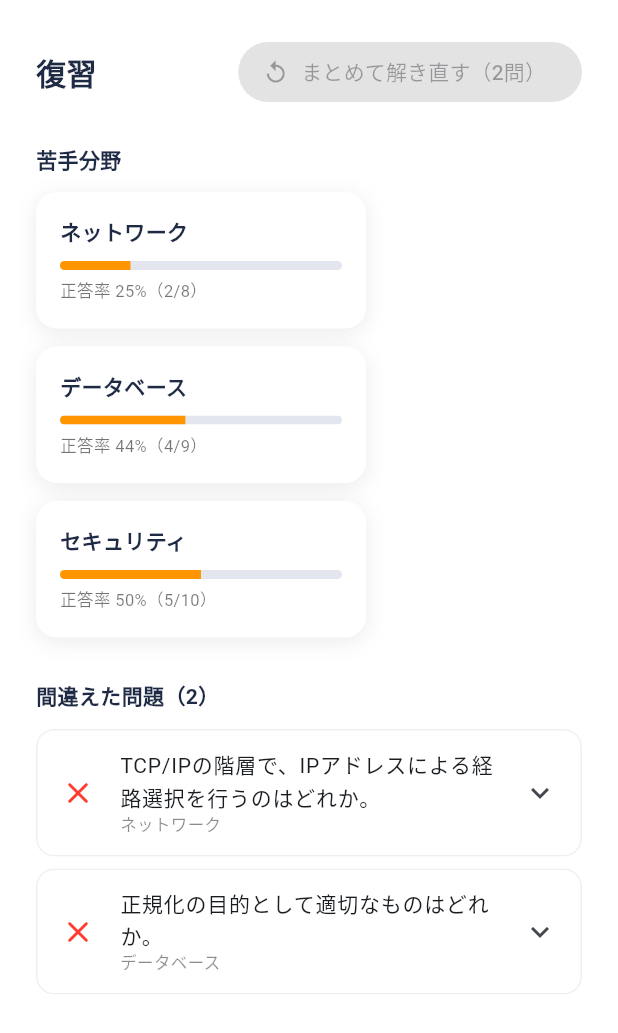
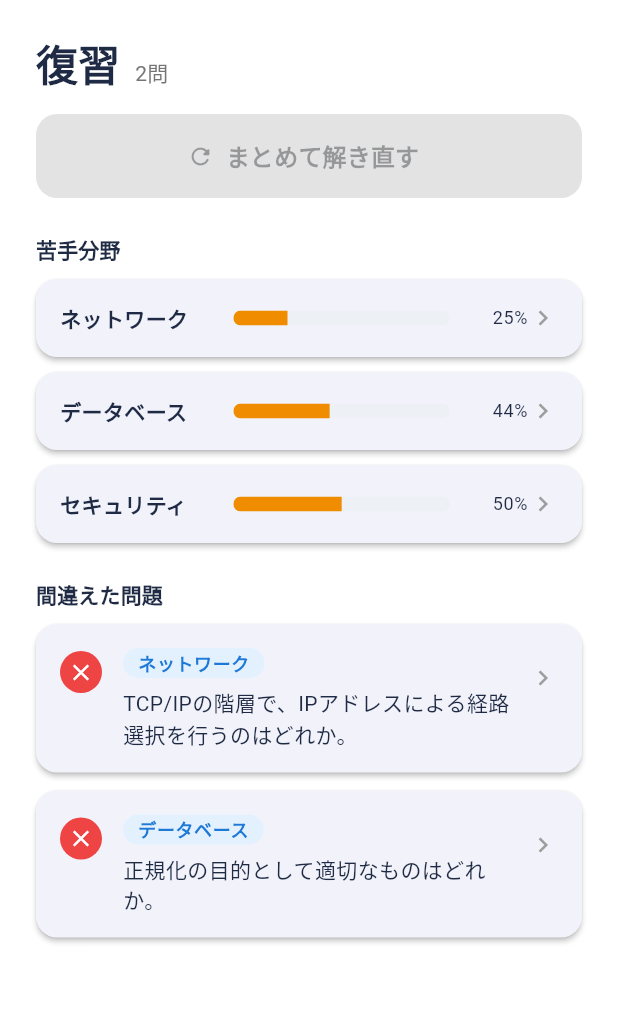
Before and after one commit to tensey3/manapass, a Flutter app: the ReviewScreen widget shown alone on an empty page, opened directly, on a phone screen of 412 x 824 dp. Shown: the top 1033 px of the screen. Run offline on Flutter 3.47's test engine with Material 3 defaults, Android fonts, the phone set to English and light mode, and no system bars; our stand-ins replace cloud_firestore, firebase_auth, firebase_core, flutter_riverpod, go_router, google_fonts and 2 more; accounts and stored records are empty; Roboto replaces fonts that are missing (Zen Maru Gothic).

Commit message:
復習画面を画面設計書に合わせて実装（苦手分野の絞り込み追加）

```diff
--- a/lib/features/review/screens/review_screen.dart
+++ b/lib/features/review/screens/review_screen.dart
@@ -4,9 +4,9 @@ import '../providers/review_controller.dart';
 import '../providers/review_data_source.dart';
 import '../widgets/retry_all_button.dart';
 import '../widgets/weak_area_card.dart';
-import '../widgets/wrong_question_card.dart';
+import '../widgets/wrong_question_tile.dart';
 
-/// 復習画面（左サイドバーは app/shell 側。ここは中身だけ）。
+/// 復習画面（左サイドバーは app/shell 側。ここは中身だけ）。画面ID: review
 ///
 /// 使い方:
 ///   ReviewScreen(
@@ -15,6 +15,10 @@ import '../widgets/wrong_question_card.dart';
 ///   )
 ///   // 本物のデータを使う場合: ReviewDataSource を実装したクラスを dataSource に渡す
 ///   // onRetryAll / onRetryOne を渡さないと、解き直しボタンは押せない状態になる
+///
+/// 追加機能：苦手分野カードのタップで、その分野の問題だけに絞り込み（再タップで解除）。
+/// 絞り込み中は「まとめて解き直す」の対象もその分野の問題だけになる。
+/// 画面を下に引っ張ると復習データを再読み込みする。
 class ReviewScreen extends StatefulWidget {
   final ReviewDataSource dataSource;
   final void Function(List<String> questionIds)? onRetryAll;
@@ -33,6 +37,9 @@ class ReviewScreen extends StatefulWidget {
 class _ReviewScreenState extends State<ReviewScreen> {
   late final ReviewController _c = ReviewController(widget.dataSource)..load();
 
+  /// 苦手分野での絞り込み（null = 絞り込みなし）
+  String? _filter;
+
   @override
   void dispose() {
     _c.dispose();
@@ -48,7 +55,7 @@ class _ReviewScreenState extends State<ReviewScreen> {
         if (_c.loading && _c.data == null) {
           return const Center(child: CircularProgressIndicator());
         }
-            if (_c.error != null) {
+        if (_c.error != null && _c.data == null) {
           return Center(
             child: Column(mainAxisSize: MainAxisSize.min, children: [
               Text('読み込みに失敗しました\n${_c.error}', textAlign: TextAlign.center),
@@ -57,46 +64,105 @@ class _ReviewScreenState extends State<ReviewScreen> {
           );
         }
         final d = _c.data!;
+        final t = Theme.of(context).textTheme;
         // 正答率の低い順に、苦手な分野を3つまで表示する
-            final weakAreas = ([...d.weakAreas]..sort((a, b) => a.accuracy.compareTo(b.accuracy)))
+        final weakAreas =
+        ([...d.weakAreas]..sort((a, b) => a.accuracy.compareTo(b.accuracy)))
             .take(3)
             .toList();
-            return ListView(padding: const EdgeInsets.all(24), children: [
-              Row(children: [
-                const Expanded(
-                  child: Text('復習', style: TextStyle(fontSize: 20, fontWeight: FontWeight.w600)),
+        // 絞り込み適用後の「間違えた問題」。まとめて解き直す対象もこれ。
+        final visible = _filter == null
+            ? d.wrong
+            : d.wrong.where((q) => q.category == _filter).toList();
+
+        return RefreshIndicator(
+          onRefresh: _c.load,
+          child: ListView(
+            physics: const AlwaysScrollableScrollPhysics(),
+            padding: const EdgeInsets.fromLTRB(24, 24, 24, 32),
+            children: [
+              // No.8 画面タイトル / No.9 復習問題数
+              Row(
+                crossAxisAlignment: CrossAxisAlignment.baseline,
+                textBaseline: TextBaseline.alphabetic,
+                children: [
+                  Text('復習',
+                      style: t.headlineMedium
+                          ?.copyWith(fontWeight: FontWeight.bold)),
+                  const SizedBox(width: 10),
+                  Text('${d.wrong.length}問',
+                      style: t.bodyMedium
+                          ?.copyWith(color: Colors.grey.shade600)),
+                ],
               ),
+              const SizedBox(height: 16),
+              // No.10 まとめて解き直す
               RetryAllButton(
-                  count: d.wrong.length,
+                count: visible.length,
                 onPressed: widget.onRetryAll == null
                     ? null
-                      : () => widget.onRetryAll!(d.wrong.map((q) => q.id).toList()),
+                    : () => widget.onRetryAll!(
+                    visible.map((q) => q.id).toList()),
               ),
-              ]),
               const SizedBox(height: 24),
               if (d.wrong.isEmpty && weakAreas.isEmpty)
                 const Padding(
                   padding: EdgeInsets.only(top: 80),
                   child: Center(child: Text('復習する問題はありません 🎉')),
                 ),
+              // No.11〜20 苦手分野
               if (weakAreas.isNotEmpty) ...[
-                const Text('苦手分野', style: TextStyle(fontWeight: FontWeight.w600)),
+                Text('苦手分野',
+                    style: t.titleSmall
+                        ?.copyWith(fontWeight: FontWeight.bold)),
+                const SizedBox(height: 10),
+                for (final a in weakAreas) ...[
+                  WeakAreaCard(
+                    area: a,
+                    selected: _filter == a.category,
+                    onTap: () => setState(() =>
+                    _filter = _filter == a.category ? null : a.category),
+                  ),
+                  const SizedBox(height: 10),
+                ],
+                const SizedBox(height: 14),
+              ],
+              // No.21〜30 間違えた問題
+              if (d.wrong.isNotEmpty) ...[
+                Row(children: [
+                  Text('間違えた問題',
+                      style: t.titleSmall
+                          ?.copyWith(fontWeight: FontWeight.bold)),
+                  const Spacer(),
+                  if (_filter != null)
+                    InputChip(
+                      label: Text('$_filter で絞り込み中'),
+                      onDeleted: () => setState(() => _filter = null),
+                    ),
+                ]),
+                const SizedBox(height: 10),
+                if (visible.isEmpty)
+                  Padding(
+                    padding: const EdgeInsets.symmetric(vertical: 24),
+                    child: Center(
+                      child: Text('この分野の間違えた問題はありません',
+                          style: t.bodyMedium
+                              ?.copyWith(color: Colors.grey.shade600)),
+                    ),
+                  ),
+                for (final q in visible) ...[
+                  WrongQuestionTile(
+                    question: q,
+                    onTap: widget.onRetryOne == null
+                        ? null
+                        : () => widget.onRetryOne!(q.id),
+                  ),
                   const SizedBox(height: 12),
-                Wrap(spacing: 12, runSpacing: 12, children: [
-                  for (final a in weakAreas) WeakAreaCard(area: a),
-                ]),
-                const SizedBox(height: 28),
                 ],
-              if (d.wrong.isNotEmpty) ...[
-                Text('間違えた問題（${d.wrong.length}）', style: const TextStyle(fontWeight: FontWeight.w600)),
-                const SizedBox(height: 12),
-                for (final q in d.wrong)
-                  WrongQuestionCard(
-                    question: q,
-                    onRetry: widget.onRetryOne == null ? null : () => widget.onRetryOne!(q.id),
+              ],
+            ],
           ),
-              ],
-            ]);
+        );
       },
     ),
   );
--- a/lib/features/review/widgets/retry_all_button.dart
+++ b/lib/features/review/widgets/retry_all_button.dart
@@ -1,21 +1,37 @@
 import 'package:flutter/material.dart';
 
-import '../../../core/theme/app_theme.dart';
+/// まとめて解き直すボタン（設計書 No.10）
+/// 無効になる条件：復習対象が0問（バリデーション）／onPressed が null。
+class RetryAllButton extends StatelessWidget {
+  const RetryAllButton({
+    super.key,
+    required this.count,
+    required this.onPressed,
+  });
 
-/// 「まとめて解き直す」ボタン。
-class RetryAllButton extends StatelessWidget {
   final int count;
   final VoidCallback? onPressed;
-  const RetryAllButton({super.key, required this.count, this.onPressed});
 
   @override
-  Widget build(BuildContext context) => FilledButton.icon(
-    style: FilledButton.styleFrom(
-      backgroundColor: AppColors.primary,
-      shape: RoundedRectangleBorder(borderRadius: BorderRadius.circular(20)),
-    ),
-    onPressed: count == 0 ? null : onPressed,
-    icon: const Icon(Icons.replay, size: 18),
-    label: Text('まとめて解き直す（$count問）'),
-  );
+  Widget build(BuildContext context) {
+    return SizedBox(
+      width: double.infinity,
+      height: 56,
+      child: FilledButton.icon(
+        onPressed: count >= 1 ? onPressed : null,
+        icon: const Icon(Icons.refresh_rounded),
+        label: const Text(
+          'まとめて解き直す',
+          style: TextStyle(fontSize: 16, fontWeight: FontWeight.bold),
+        ),
+        style: FilledButton.styleFrom(
+          backgroundColor: const Color(0xFF3B9EFF),
+          foregroundColor: Colors.white,
+          shape: RoundedRectangleBorder(
+            borderRadius: BorderRadius.circular(14),
+          ),
+        ),
+      ),
+    );
+  }
 }
--- a/lib/features/review/widgets/weak_area_card.dart
+++ b/lib/features/review/widgets/weak_area_card.dart
@@ -1,41 +1,74 @@
 import 'package:flutter/material.dart';
-
-import '../../../core/theme/app_theme.dart';
 
 import '../providers/review_data_source.dart';
 
-/// 苦手分野カード（分野名・正答率バー）。
+/// 苦手分野カード（設計書 No.12〜20）：分野名・進捗バー(正答率)・%・「>」
 class WeakAreaCard extends StatelessWidget {
+  const WeakAreaCard({
+    super.key,
+    required this.area,
+    this.onTap,
+    this.selected = false,
+  });
+
   final WeakArea area;
-  const WeakAreaCard({super.key, required this.area});
+  final VoidCallback? onTap;
+
+  /// 絞り込み中の分野かどうか
+  final bool selected;
 
   @override
   Widget build(BuildContext context) {
-    final pct = (area.accuracy * 100).round();
-    return Container(
-      width: 220,
-      padding: const EdgeInsets.all(16),
-      decoration: BoxDecoration(
-        color: Colors.white,
+    final percent = (area.accuracy.clamp(0.0, 1.0) * 100).round();
+    return Card(
+      elevation: 1.5,
+      margin: EdgeInsets.zero,
+      shape: RoundedRectangleBorder(
         borderRadius: BorderRadius.circular(14),
-        boxShadow: const [BoxShadow(color: Color(0x14000000), blurRadius: 12, offset: Offset(0, 3))],
+        side: selected
+            ? const BorderSide(color: Color(0xFF3B9EFF), width: 2)
+            : BorderSide.none,
       ),
-      child: Column(crossAxisAlignment: CrossAxisAlignment.start, children: [
-        Text(area.category, style: const TextStyle(fontWeight: FontWeight.w600)),
-        const SizedBox(height: 10),
-        ClipRRect(
-          borderRadius: BorderRadius.circular(4),
-          child: LinearProgressIndicator(
-            value: area.accuracy,
-            minHeight: 6,
-            color: const Color(0xFFFF9500),
-            backgroundColor: AppColors.track,
+      child: InkWell(
+        borderRadius: BorderRadius.circular(14),
+        onTap: onTap,
+        child: Padding(
+          padding: const EdgeInsets.all(16),
+          child: Row(
+            children: [
+              Expanded(
+                flex: 4,
+                child: Text(
+                  area.category,
+                  maxLines: 2,
+                  overflow: TextOverflow.ellipsis,
+                  style: const TextStyle(fontWeight: FontWeight.bold),
+                ),
+              ),
+              Expanded(
+                flex: 5,
+                child: ClipRRect(
+                  borderRadius: BorderRadius.circular(6),
+                  child: LinearProgressIndicator(
+                    value: area.accuracy.clamp(0.0, 1.0),
+                    minHeight: 10,
+                    color: const Color(0xFFF08C00),
+                    backgroundColor: const Color(0xFFEDF1F6),
+                  ),
+                ),
+              ),
+              const SizedBox(width: 12),
+              SizedBox(
+                width: 40,
+                child: Text('$percent%',
+                    textAlign: TextAlign.right,
+                    style: Theme.of(context).textTheme.bodySmall),
+              ),
+              const Icon(Icons.chevron_right, size: 20, color: Colors.grey),
+            ],
           ),
         ),
-        const SizedBox(height: 6),
-        Text('正答率 $pct%（${area.correct}/${area.total}）',
-            style: const TextStyle(fontSize: 11, color: Colors.black54)),
-      ]),
+      ),
     );
   }
 }
--- /dev/null
+++ b/lib/features/review/widgets/wrong_question_tile.dart
@@ -0,0 +1,74 @@
+  import 'package:flutter/material.dart';
+
+import '../providers/review_data_source.dart';
+
+/// 間違えた問題カード（設計書 No.22〜30）：×アイコン・分野チップ・問題本文
+/// ※既存の wrong_question_card.dart には触れないよう、別名で作成。
+class WrongQuestionTile extends StatelessWidget {
+  const WrongQuestionTile({super.key, required this.question, this.onTap});
+
+  final WrongQuestion question;
+  final VoidCallback? onTap;
+
+  @override
+  Widget build(BuildContext context) {
+    final t = Theme.of(context).textTheme;
+    return Card(
+      elevation: 1.5,
+      margin: EdgeInsets.zero,
+      shape: RoundedRectangleBorder(borderRadius: BorderRadius.circular(14)),
+      child: InkWell(
+        borderRadius: BorderRadius.circular(14),
+        onTap: onTap,
+        child: Padding(
+          padding: const EdgeInsets.all(16),
+          child: Row(
+            crossAxisAlignment: CrossAxisAlignment.start,
+            children: [
+              Container(
+                width: 28,
+                height: 28,
+                margin: const EdgeInsets.only(top: 2),
+                decoration: const BoxDecoration(
+                    color: Color(0xFFEF4444), shape: BoxShape.circle),
+                child: const Icon(Icons.close, size: 18, color: Colors.white),
+              ),
+              const SizedBox(width: 14),
+              Expanded(
+                child: Column(
+                  crossAxisAlignment: CrossAxisAlignment.start,
+                  children: [
+                    Container(
+                      padding: const EdgeInsets.symmetric(
+                          horizontal: 10, vertical: 2),
+                      decoration: BoxDecoration(
+                        color: const Color(0xFFE3F1FF),
+                        borderRadius: BorderRadius.circular(12),
+                      ),
+                      child: Text(
+                        question.category,
+                        style: t.bodySmall?.copyWith(
+                            color: const Color(0xFF1E78D6),
+                            fontWeight: FontWeight.w600),
+                      ),
+                    ),
+                    const SizedBox(height: 6),
+                    Text(question.text,
+                        maxLines: 2,
+                        overflow: TextOverflow.ellipsis,
+                        style: t.bodyMedium),
+                  ],
+                ),
+              ),
+              const SizedBox(width: 8),
+              const Padding(
+                padding: EdgeInsets.only(top: 10),
+                child: Icon(Icons.chevron_right, size: 20, color: Colors.grey),
+              ),
+            ],
+          ),
+        ),
+      ),
+    );
+  }
+}
```
Lines whose indentation alone changed are shown as unchanged.
